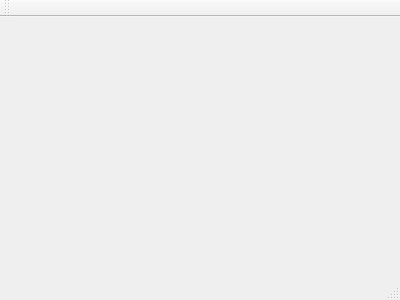
Qt form mainwindow.ui (maddaw/video_editing) before a commit.
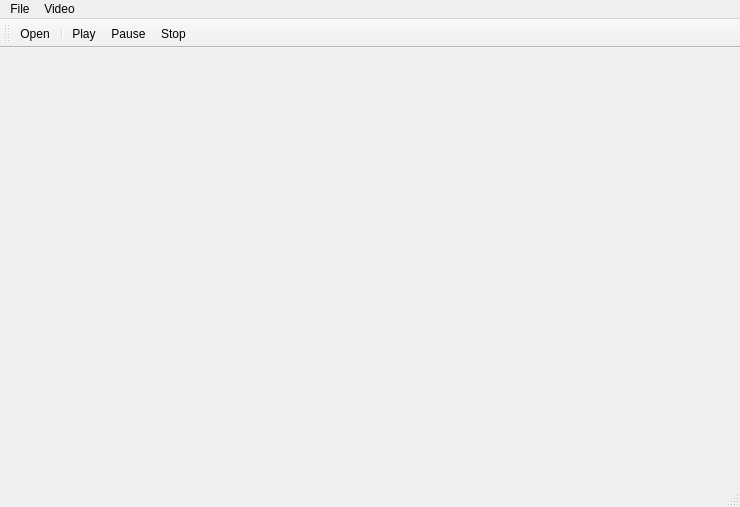
The same form after that commit. Icons and pictures are not drawn.

Commit message: add video player

Diff of the .ui file:
```diff
--- a/mainwindow.ui
+++ b/mainwindow.ui
@@ -1,24 +1,115 @@
 <ui version="4.0">
  <class>MainWindow</class>
- <widget class="QMainWindow" name="MainWindow" >
-  <property name="geometry" >
+ <widget class="QMainWindow" name="MainWindow">
+  <property name="geometry">
    <rect>
     <x>0</x>
     <y>0</y>
-    <width>400</width>
-    <height>300</height>
+    <width>740</width>
+    <height>507</height>
    </rect>
   </property>
   <property name="windowTitle" >
    <string>MainWindow</string>
   </property>
-  <widget class="QMenuBar" name="menuBar" />
-  <widget class="QToolBar" name="mainToolBar" />
-  <widget class="QWidget" name="centralWidget" />
-  <widget class="QStatusBar" name="statusBar" />
+  <widget class="QWidget" name="centralWidget">
+   <widget class="QLabel" name="label">
+    <property name="geometry">
+     <rect>
+      <x>100</x>
+      <y>200</y>
+      <width>181</width>
+      <height>151</height>
+     </rect>
+    </property>
+    <property name="text">
+     <string/>
+    </property>
+   </widget>
+  </widget>
+  <widget class="QMenuBar" name="menuBar">
+   <property name="geometry">
+    <rect>
+     <x>0</x>
+     <y>0</y>
+     <width>740</width>
+     <height>26</height>
+    </rect>
+   </property>
+   <widget class="QMenu" name="menuFile">
+    <property name="title">
+     <string>File</string>
+    </property>
+    <addaction name="actionOpen"/>
+   </widget>
+   <widget class="QMenu" name="menuVideo">
+    <property name="title">
+     <string>Video</string>
+    </property>
+    <addaction name="actionPlay"/>
+    <addaction name="actionPause"/>
+    <addaction name="actionStop"/>
+   </widget>
+   <addaction name="menuFile"/>
+   <addaction name="menuVideo"/>
+  </widget>
+  <widget class="QToolBar" name="mainToolBar">
+   <attribute name="toolBarArea">
+    <enum>TopToolBarArea</enum>
+   </attribute>
+   <attribute name="toolBarBreak">
+    <bool>false</bool>
+   </attribute>
+   <addaction name="actionOpen"/>
+   <addaction name="separator"/>
+   <addaction name="actionPlay"/>
+   <addaction name="actionPause"/>
+   <addaction name="actionStop"/>
+  </widget>
+  <widget class="QStatusBar" name="statusBar"/>
+  <action name="actionOpen">
+   <property name="icon">
+    <iconset resource="resource.qrc">
+     <normaloff>:/images/icon/folder_open.jpg</normaloff>:/images/icon/folder_open.jpg</iconset>
+   </property>
+   <property name="text">
+    <string>Open</string>
+   </property>
+   <property name="toolTip">
+    <string>Open A File</string>
+   </property>
+  </action>
+  <action name="actionPlay">
+   <property name="icon">
+    <iconset resource="resource.qrc">
+     <normaloff>:/images/icon/play.png</normaloff>:/images/icon/play.png</iconset>
+   </property>
+   <property name="text">
+    <string>Play</string>
+   </property>
+  </action>
+  <action name="actionPause">
+   <property name="icon">
+    <iconset resource="resource.qrc">
+     <normaloff>:/images/icon/pause.jpg</normaloff>:/images/icon/pause.jpg</iconset>
+   </property>
+   <property name="text">
+    <string>Pause</string>
+   </property>
+  </action>
+  <action name="actionStop">
+   <property name="icon">
+    <iconset resource="resource.qrc">
+     <normaloff>:/images/icon/stop.jpg</normaloff>:/images/icon/stop.jpg</iconset>
+   </property>
+   <property name="text">
+    <string>Stop</string>
+   </property>
+  </action>
  </widget>
- <layoutDefault spacing="6" margin="11" />
- <pixmapfunction></pixmapfunction>
- <resources/>
+ <layoutdefault spacing="6" margin="11"/>
+ <resources>
+  <include location="resource.qrc"/>
+ </resources>
  <connections/>
 </ui>
```
Left out of the diff: 3 changed lines with no effect on the pictures. The commit also changes 10 other files.
